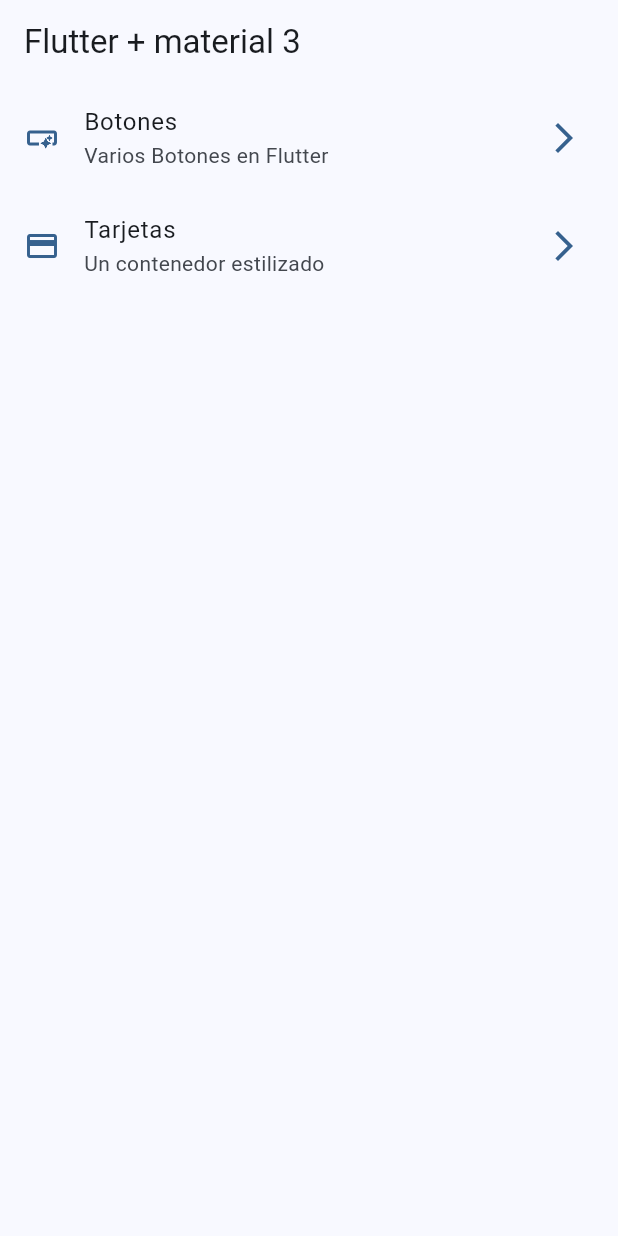
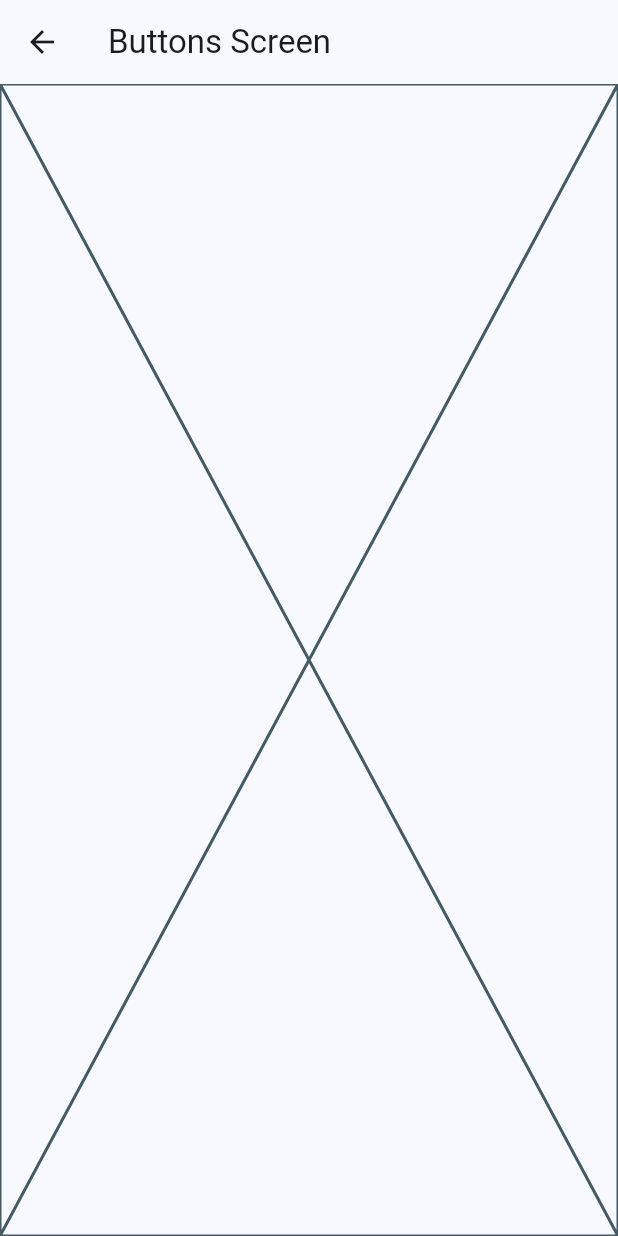
Before and after one commit to GiselaIvette/widgets_app, a Flutter app: the screen it shows after launch, after a tap on "Botones", on a phone screen of 412 x 824 dp. Run offline on Flutter 3.47's test engine with Material 3 defaults, Android fonts, the phone set to English and light mode, and no system bars.

```diff
--- a/lib/config/menu/menu_ithem.dart
+++ b/lib/config/menu/menu_ithem.dart
@@ -1,5 +1,5 @@
 import 'package:flutter/material.dart';
-
+// Definición de la clase MenuIthem para representar cada opción del menú
 class MenuIthem {
   final String title;
   final String subTitle;
@@ -26,8 +26,10 @@ MenuIthem(
   MenuIthem(
   title: 'Tarjetas',
   subTitle: 'Un contenedor estilizado',
-  link: '/card',
+  link: '/cards',
   icon: Icons.credit_card
   ),
 
+
+
 ];
--- a/lib/main.dart
+++ b/lib/main.dart
@@ -1,5 +1,7 @@
 import 'package:flutter/material.dart';
 import 'package:widgets_app/config/theme/app_theme.dart';
+import 'package:widgets_app/presentation/screens/buttons/buttons_screen.dart';
+import 'package:widgets_app/presentation/screens/cards/cards_screen.dart';
 import 'package:widgets_app/presentation/screens/home/home_screen.dart';
 
 void main() {
@@ -11,10 +13,14 @@ class MainApp extends StatelessWidget {
 
   @override
   Widget build(BuildContext context) {
-    return  MaterialApp(
-      debugShowCheckedModeBanner: false,
-      theme: AppTheme(selectedColor: 0).getTheme(),
-      home: const HomeScreen()
-    );
+    return MaterialApp(
+        debugShowCheckedModeBanner: false,
+        theme: AppTheme(selectedColor: 0).getTheme(),
+        home: const HomeScreen(),
+        routes: {
+           // Definición de rutas para la navegación
+          '/buttons': (context) =>const ButtonsScreen(),
+          '/cards': (context) =>  const CardsScreen()
+        });
   }
 }
--- /dev/null
+++ b/lib/presentation/screens/buttons/buttons_screen.dart
@@ -0,0 +1,18 @@
+import 'package:flutter/material.dart';
+
+class ButtonsScreen extends StatelessWidget {
+  const ButtonsScreen({super.key});
+
+  @override
+  Widget build(BuildContext context) {
+    return Scaffold(
+appBar: AppBar(
+  title: const Text ('Buttons Screen'),
+
+),
+body: const Placeholder(
+
+),
+    );
+  }
+}
--- /dev/null
+++ b/lib/presentation/screens/cards/cards_screen.dart
@@ -0,0 +1,17 @@
+import 'package:flutter/material.dart';
+class CardsScreen extends StatelessWidget {
+  const CardsScreen({super.key});
+
+  @override
+  Widget build(BuildContext context) {
+    return Scaffold(
+appBar: AppBar(
+  title: const Text('Cards Screens'),
+
+),
+body:  const Placeholder(
+
+),
+    );
+  }
+}
--- a/lib/presentation/screens/home/home_screen.dart
+++ b/lib/presentation/screens/home/home_screen.dart
@@ -14,21 +14,22 @@ class HomeScreen extends StatelessWidget {
     );
   }
 }
-
+//widget para el menu
+// Vista principal que muestra la lista de elementos del menú
 class _HomeView extends StatelessWidget {
   const _HomeView();
 
   @override
   Widget build(BuildContext context) {
     return ListView.builder(
-        itemCount: appMenuItems.length,
+        itemCount: appMenuItems.length, // Número de elementos en el menú
         itemBuilder: (contex, index) {
-          final menuIthem = appMenuItems[index];
-          return _CustomListTitle(menuIthem: menuIthem);
+          final menuIthem = appMenuItems[index];// se obtiene el item
+          return _CustomListTitle(menuIthem: menuIthem);//se crea la tarjeta
         });
   }
 }
-
+// Widget personalizado para cada elemento del menú
 class _CustomListTitle extends StatelessWidget {
   const _CustomListTitle({
     required this.menuIthem,
@@ -41,12 +42,17 @@ class _CustomListTitle extends StatelessWidget {
     final colors = Theme.of(context).colorScheme;
 
     return ListTile(
-      leading: Icon(menuIthem.icon, color:colors.primary ),
+      leading: Icon(menuIthem.icon, color: colors.primary), //icono
       trailing: Icon(Icons.arrow_forward_ios_outlined, color: colors.primary),
       title: Text(menuIthem.title),
       subtitle: Text(menuIthem.subTitle),
-      onTap: (){
-        //TODO : NAVEGAR A OTRAS PANTAS
+      onTap: () {
+        //   Navigator.of(context).push(
+        //     MaterialPageRoute(builder: (context) => ButtonsScreen()),
+        //  );
+
+ // Navega a la pantalla correspondiente usando el nombre de ruta
+        Navigator.pushNamed(context,menuIthem.link);
       },
     );
   }
```
